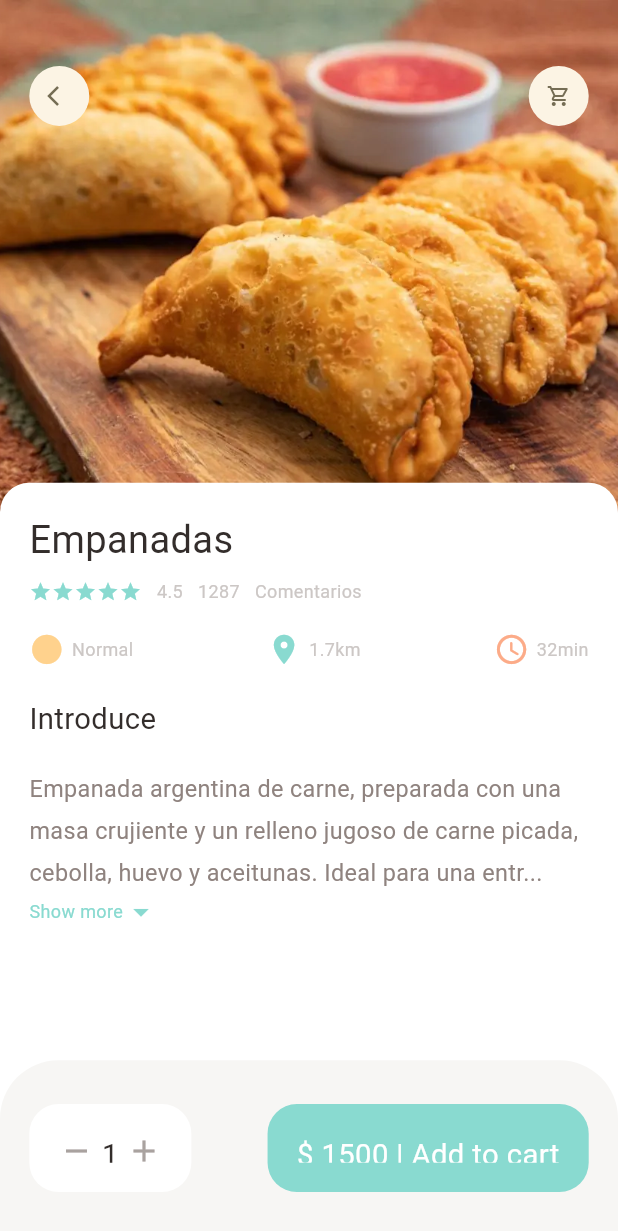
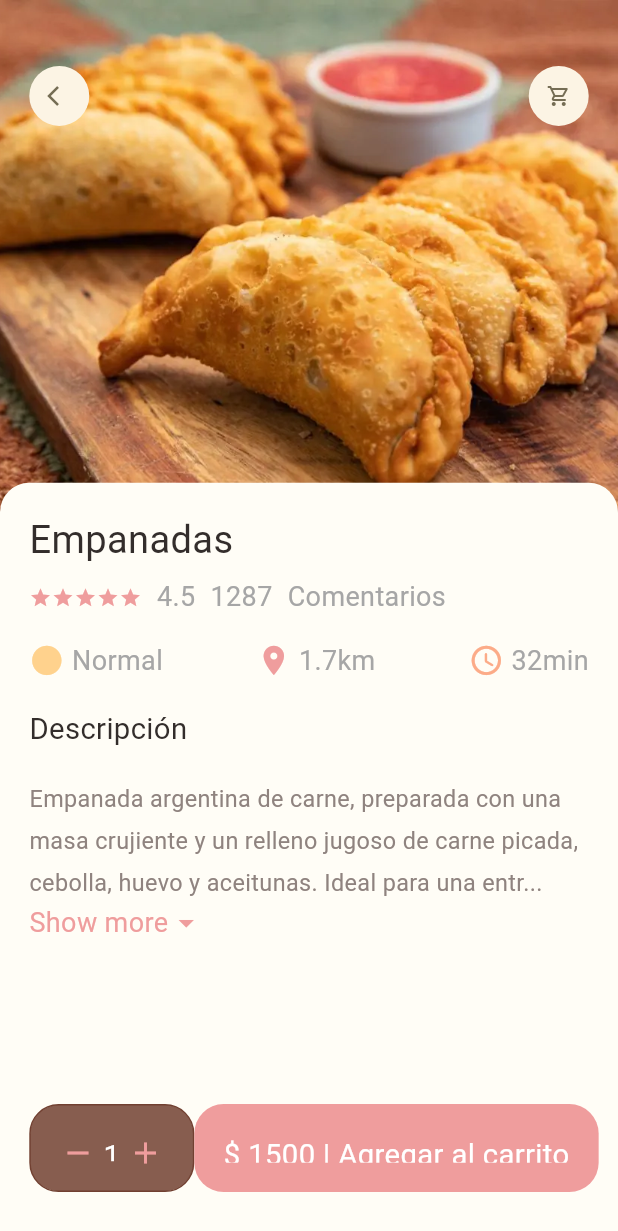
Before and after one commit to AnaLauraGarcia/food_delivery, a Flutter app: the PopularFoodDetail screen opened directly with empty values, after a tap on the "add" icon, on a phone screen of 412 x 824 dp. Shown: the top 1231 px of the screen. Run offline on Flutter 3.47's test engine with Material 3 defaults, Android fonts, the phone set to English and light mode, and no system bars; our stand-ins replace dots_indicator, get, persistent_bottom_nav_bar.

Commit message:
Color changes

```diff
--- a/lib/pages/food/popular_food_detail.dart
+++ b/lib/pages/food/popular_food_detail.dart
@@ -1,3 +1,6 @@
+// BODY DE LOS PRODUCTOS POPULARES
+
+
 import 'package:flutter/cupertino.dart';
 import 'package:flutter/material.dart';
 import 'package:flutter/widgets.dart';
@@ -33,7 +36,7 @@ class PopularFoodDetail extends StatelessWidget {
     Get.find<PopularProductController>().initProduct(product, Get.find<CartController>()); // Establece en 0 al contador de los productos cada vez que cambia de comida.
 
     return Scaffold(
-      backgroundColor: Colors.white,
+      backgroundColor:  Color(0xFFFFFDF6),
       body: Stack(
         children: [
           //background image
@@ -123,7 +126,7 @@ class PopularFoodDetail extends StatelessWidget {
                     topRight: Radius.circular(Dimensions.radius20) ,
                     topLeft: Radius.circular(Dimensions.radius20) ,
                   ),
-                  color: Colors.white,
+                  color: Color(0xFFFFFDF6),
                   //color: Colors.redAccent,
                 ),
                 child: Column(
@@ -131,7 +134,7 @@ class PopularFoodDetail extends StatelessWidget {
                   children: [
                     AppColumn(text:product.name!),
                     SizedBox(height: Dimensions.height20,),
-                    BigText(text: "Introduce"),
+                    BigText(text: "Descripción"),
                     SizedBox(height: Dimensions.height20,),
                     Expanded(child: SingleChildScrollView(child: ExpandableTextWidget(text: product.description!)))
                   ],
@@ -146,7 +149,7 @@ class PopularFoodDetail extends StatelessWidget {
           height: Dimensions.bottomHeightBar,
           padding: EdgeInsets.only(top:Dimensions.height30,bottom: Dimensions.height30, left: Dimensions.width20, right: Dimensions.width20),
           decoration: BoxDecoration(
-            color: AppColors.buttonBackaroundColor,
+            color: Color(0xFFFFFDF6),
             borderRadius: BorderRadius.only(
               topLeft: Radius.circular(Dimensions.radius20*2),
               topRight: Radius.circular(Dimensions.radius20*2),
@@ -159,7 +162,11 @@ class PopularFoodDetail extends StatelessWidget {
                 padding: EdgeInsets.only(top:Dimensions.height20, bottom: Dimensions.height20, left: Dimensions.width20, right: Dimensions.width20),
                 decoration: BoxDecoration(
                   borderRadius: BorderRadius.circular(Dimensions.radius20),
-                  color: Colors.white,
+                  color: Color.fromARGB(216, 113, 64, 49),
+                      border: Border.all(
+                        color: Color(0xFFFF714031),// Color del borde
+                        width: 1.0, // Ancho del borde (opcional)
+                      ),
                 ),
 
                 child: Row(
@@ -168,15 +175,15 @@ class PopularFoodDetail extends StatelessWidget {
                       onTap: (){
                         popularProduct.setQuantity(false);
                       },
-                      child: Icon(Icons.remove, color: AppColors.signColor,)) ,// Icon -
+                      child: Icon(Icons.remove, color:  Color(0xFFFEF9D9D),)) ,// Icon -
                     SizedBox(width: Dimensions.width10/2,),
-                    BigText(text: popularProduct.inCartItems.toString()),
+                    BigText(text: popularProduct.inCartItems.toString(), color: Colors.white),
                     SizedBox(width: Dimensions.width10/2,),
                     GestureDetector(
                       onTap: (){
                         popularProduct.setQuantity(true);
                       },
-                      child: Icon(Icons.add, color: AppColors.signColor,)) // Icon +
+                      child: Icon(Icons.add, color: Color(0xFFFEF9D9D),)) // Icon +
                   ]
 
                 ),
@@ -188,7 +195,7 @@ class PopularFoodDetail extends StatelessWidget {
                 child: Container(
                   padding: EdgeInsets.only(top:Dimensions.height20, bottom: Dimensions.height20, left: Dimensions.width20, right: Dimensions.width20),
 
-                    child: BigText(text: "\$ ${product.price!} | Add to cart", color: Colors.white,),
+                    child: BigText(text: "\$ ${product.price!} | Agregar al carrito", color: Colors.white,),
                   decoration: BoxDecoration(
                     borderRadius: BorderRadius.circular(Dimensions.radius20),
                     color: AppColors.mainColor,
--- a/lib/pages/home/food_page_body.dart
+++ b/lib/pages/home/food_page_body.dart
@@ -85,7 +85,7 @@ class _FoodPageBodyState extends State<FoodPageBody> {
             dotsCount: popularProducts.popularProductList.isEmpty?1:popularProducts.popularProductList.length,
             position: _currPageValue,
             decorator: DotsDecorator(
-              activeColor: AppColors.mainColor,
+              activeColor: Color(0xFFFF714031),
               size: const Size.square(9.0),
               activeSize: const Size(18.0, 9.0),
               activeShape: RoundedRectangleBorder(borderRadius: BorderRadius.circular(5.0)),
@@ -100,7 +100,7 @@ class _FoodPageBodyState extends State<FoodPageBody> {
           child: Row(
             crossAxisAlignment: CrossAxisAlignment.end,
             children: [
-              BigText(text: "Recommended"),
+              BigText(text: "Recomendado"),
               SizedBox(width: Dimensions.width10,),
               Container(
                 margin: const EdgeInsets.only(bottom: 3),
@@ -158,7 +158,7 @@ class _FoodPageBodyState extends State<FoodPageBody> {
                             topRight: Radius.circular(Dimensions.radius20),
                             bottomRight: Radius.circular(Dimensions.radius20),
                           ),
-                          color: Colors.white,
+                          color: Color(0xFFFFFDF6),
                         ),
                         child: Padding(
                           padding: EdgeInsets.only(left: Dimensions.width10, right: Dimensions.width10) ,
@@ -168,7 +168,7 @@ class _FoodPageBodyState extends State<FoodPageBody> {
                             children: [
                               BigText(text: recommendedProduct.recommendedProductList[index].name!),
                               SizedBox(height: Dimensions.height10,),
-                              SmallText(text: "With chinese characteristics"),
+                              SmallText(text: "Características..."),
                               //SmallText(text: recommendedProduct.recommendedProductList[index].description!),
 
                               SizedBox(height: Dimensions.height10,),
@@ -254,7 +254,7 @@ class _FoodPageBodyState extends State<FoodPageBody> {
               margin: EdgeInsets.only(left:Dimensions.width10, right:Dimensions.width10),
               decoration: BoxDecoration(
                 borderRadius: BorderRadius.circular(Dimensions.radius30),
-                color: index.isEven?Color(0xFF69c5df):Color(0xFF9294cc),
+                color: index.isEven?Color.fromARGB(255, 223, 119, 105):Color(0xFF9294cc),
                 image: DecorationImage(
                   fit: BoxFit.cover,
                   image: AssetImage(                    //7:11:03
@@ -271,10 +271,10 @@ class _FoodPageBodyState extends State<FoodPageBody> {
               margin: EdgeInsets.only(left:Dimensions.width30, right:Dimensions.width30, bottom: Dimensions.height30),
               decoration: BoxDecoration(
                 borderRadius: BorderRadius.circular(Dimensions.radius20),
-                color: Colors.white,
+                color: Color(0xFFFFFDF6),
                 boxShadow: [
                   BoxShadow(
-                    color: Color(0xFFe8e8e8),
+                    color:Color(0xFFEF9D9D),
                     blurRadius: 5.0,
                     offset: Offset(0, 5)
                   ),
@@ -291,6 +291,7 @@ class _FoodPageBodyState extends State<FoodPageBody> {
 
               ),
               child: Container(
+
                 padding: EdgeInsets.only(top: Dimensions.height15, left: 15, right:15),
                 child: AppColumn(text: popularProduct.name!,),       //07:13:48
               ),
--- a/lib/pages/home/home_page.dart
+++ b/lib/pages/home/home_page.dart
@@ -88,7 +88,7 @@ class _HomePageState extends State<HomePage> {
       body: pages[_selectedIndex],
       bottomNavigationBar: BottomNavigationBar(
         selectedItemColor: AppColors.mainColor,
-        unselectedItemColor: Colors.amberAccent,
+        unselectedItemColor: Color(0xFF714031),
         showSelectedLabels: false,
         showUnselectedLabels: false,
         selectedFontSize: 0.0,
--- a/lib/pages/home/main_food_page.dart
+++ b/lib/pages/home/main_food_page.dart
@@ -21,6 +21,7 @@ class _MainFoodPageState extends State<MainFoodPage> {
   @override
   Widget build(BuildContext context) {
     return Scaffold(
+      backgroundColor: Color(0xFFFFFDF6),
       body: Column(
         children:[
           // HEADER----------------------------------------------------------------
--- a/lib/pages/splash/splash_page.dart
+++ b/lib/pages/splash/splash_page.dart
@@ -4,6 +4,7 @@ import 'package:flutter/widgets.dart';
 import 'package:food_delivery/controllers/popular_product_controller.dart';
 import 'package:food_delivery/controllers/recommended_product_controller.dart';
 import 'package:food_delivery/routes/route_helper.dart';
+import 'package:food_delivery/utils/dimensions.dart';
 import 'package:get/get.dart';
 import 'dart:async';  // Para usar Timer()
 
@@ -55,7 +56,8 @@ class _SplashScreenState extends State<SplashScreen> with TickerProviderStateMix
         mainAxisAlignment: MainAxisAlignment.center,
         children: [
           ScaleTransition(scale:animation,
-          child: Center(child: Image.asset("assets/image/logo.png"))),
+          child: Center(child: Image.asset("assets/image/logo.png",
+          width: Dimensions.splashImg,))),
         ]
       )
 
--- a/lib/utils/colors.dart
+++ b/lib/utils/colors.dart
@@ -4,14 +4,14 @@ import 'dart:ui';
 
 class AppColors{
   static final Color textColor = const Color(0xFFccc7c5);
-  static final Color mainColor = const Color(0xFF89dad0);
+  static final Color mainColor = Color(0xFFFEF9D9D);
 
 // Static final color mainColor = const Color(0xFFfa7552);
   static final Color iconColor1 = const Color(0xFFffd28d);
   static final Color iconColor2 = const Color(0xFFfcab88);
   static final Color paraColor = const Color(0xFF8f837f);
-  static final Color buttonBackaroundColor = const Color(0xFFf7f6f4);
-  static final Color signColor = const Color(0xFFa9a29f);
+  static final Color buttonBackaroundColor = const Color(0xFFFFFDF6);
+  static final Color signColor = Color.fromARGB(255, 243, 57, 0);
   static final Color titleColor = const Color(0xFF5c524f);
   static final Color mainBlackColor = const Color(0xFF332d2b);
 
--- a/lib/utils/dimensions.dart
+++ b/lib/utils/dimensions.dart
@@ -46,4 +46,8 @@ class Dimensions{
 //bottom height
   static double bottomHeightBar = screenHeight/7.03;
 
+//splash screen dimensions
+  static double splashImg = screenHeight/3.38;
+
+
 }
--- a/lib/widgets/small_text.dart
+++ b/lib/widgets/small_text.dart
@@ -7,9 +7,9 @@ class SmallText extends StatelessWidget {
   double size;
   double height;
 
-  SmallText({Key? key, this.color = const Color(0xFFccc7c5),
+  SmallText({Key? key, this.color = const Color(0xFFa6a6a6),
     required this.text,
-    this.size=12,
+    this.size=18,
     this.height=1.2
   }) :super(key: key);
 
```
Also changed, not shown: lib/pages/cart/cart_page.dart (+7 -3 lines), lib/pages/food/recommened_food_detail.dart (+11 -3 lines).
